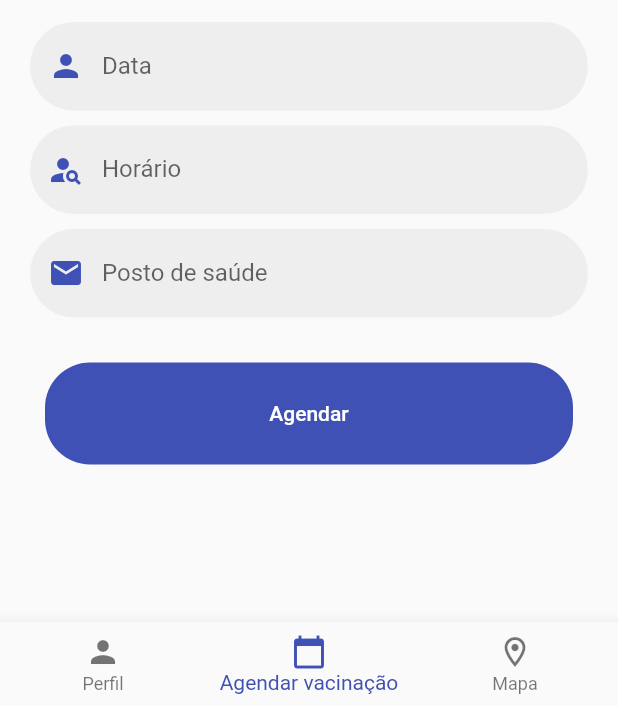
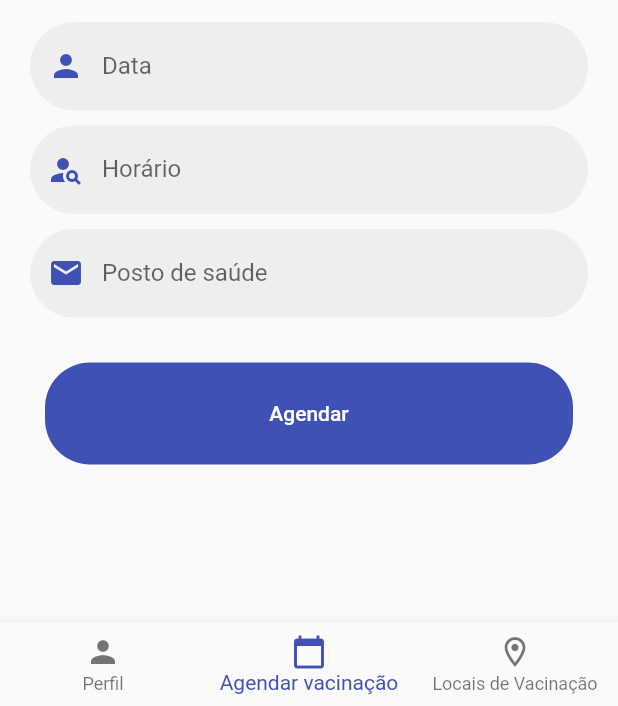
Before and after one commit to renilsonjss/VacinAi_App, a Flutter app: the Home screen opened directly, swiped to page 2, on a phone screen of 412 x 824 dp, the part 530-1236 px from its top. Run offline on Flutter 3.47's test engine with Material 2 defaults, Android fonts, the phone set to English and light mode, and no system bars; our stand-ins replace sqflite, toast; missing offline and left inert: dart:html, google_maps; accounts and stored records are empty; network calls fail.

Commit message:
nomes_mapa

```diff
--- a/lib/screens/home.dart
+++ b/lib/screens/home.dart
@@ -44,7 +44,7 @@ class _HomeState extends State<Home> {
           BottomNavigationBarItem(
               icon: Icon(Icons.calendar_today), label: 'Agendar vacinação'),
           BottomNavigationBarItem(
-              icon: Icon(Icons.room_outlined), label: 'Mapa'),
+              icon: Icon(Icons.room_outlined), label: 'Locais de Vacinação'),
         ],
         onTap: (pagina) {
           pc.animateToPage(pagina,
--- a/lib/screens/map.dart
+++ b/lib/screens/map.dart
@@ -12,7 +12,7 @@ class _MapaState extends State<Mapa> {
   Widget build(BuildContext context) {
     return Scaffold(
       appBar: AppBar(
-        title: const Text('Mapa'),
+        title: const Text('LOCAIS PERTO DE VOCÊ!'),
         backgroundColor: Colors.indigo,
       ),
       body: Container(child: getMap()),
```
